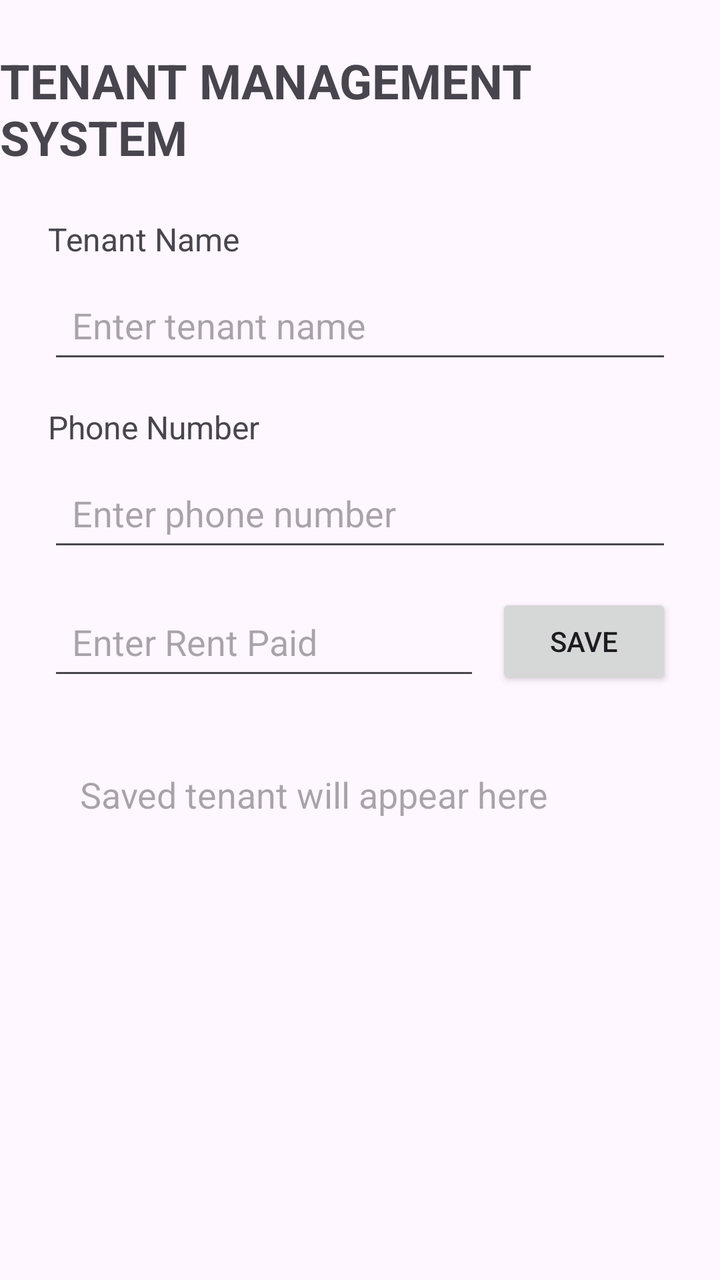
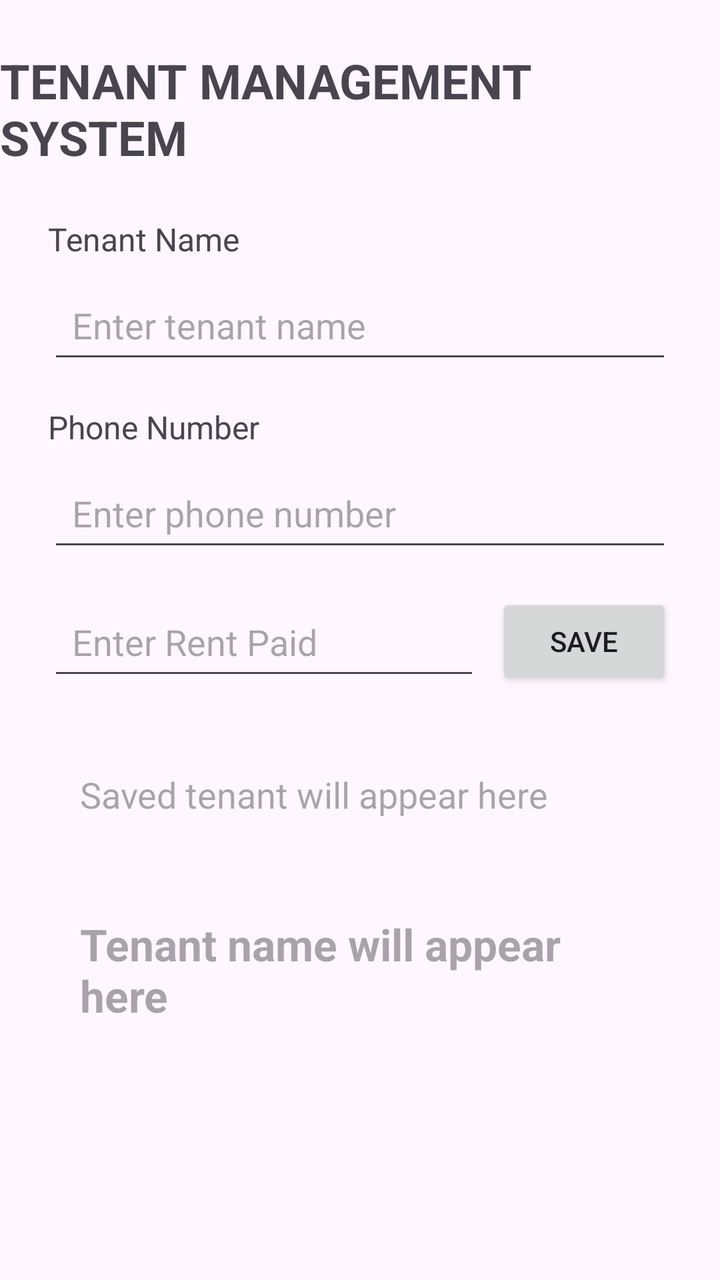

The first picture is an Android layout as it rendered before a commit; the second is the same layout after the commit. The layout source and the unified diff follow.
<!-- AndroidManifest.xml: application theme Theme.TenantManagementSystem -->
<!-- res/layout/activity_main.xml -->
<?xml version="1.0" encoding="utf-8"?>
<layout xmlns:android="http://schemas.android.com/apk/res/android"
    xmlns:app="http://schemas.android.com/apk/res-auto">

    <data>

        <variable
            name="tenant"
            type="com.example.tenantmanagementsystemgroupa.Tenant" />

    </data>

    <androidx.constraintlayout.widget.ConstraintLayout
        android:layout_width="match_parent"
        android:layout_height="match_parent">

        <TextView
            android:id="@+id/titleTextView"
            android:layout_width="wrap_content"
            android:layout_height="wrap_content"
            android:layout_marginTop="24dp"
            android:text="TENANT MANAGEMENT SYSTEM"
            android:textSize="24sp"
            android:textStyle="bold"
            app:layout_constraintEnd_toEndOf="parent"
            app:layout_constraintStart_toStartOf="parent"
            app:layout_constraintTop_toTopOf="parent" />

        <TextView
            android:id="@+id/tenantNameLabel"
            android:layout_width="wrap_content"
            android:layout_height="wrap_content"
            android:layout_marginStart="24dp"
            android:layout_marginTop="24dp"
            android:text="Tenant Name"
            android:textSize="16sp"
            app:layout_constraintStart_toStartOf="parent"
            app:layout_constraintTop_toBottomOf="@id/titleTextView" />

        <EditText
            android:id="@+id/tenantNameEditText"
            android:layout_width="0dp"
            android:layout_height="wrap_content"
            android:layout_marginStart="24dp"
            android:layout_marginTop="8dp"
            android:layout_marginEnd="24dp"
            android:hint="Enter tenant name"
            android:minHeight="48dp"
            android:padding="12dp"
            app:layout_constraintEnd_toEndOf="parent"
            app:layout_constraintStart_toStartOf="parent"
            app:layout_constraintTop_toBottomOf="@id/tenantNameLabel" />

        <TextView
            android:id="@+id/phoneLabel"
            android:layout_width="wrap_content"
            android:layout_height="wrap_content"
            android:layout_marginStart="24dp"
            android:layout_marginTop="16dp"
            android:text="Phone Number"
            android:textSize="16sp"
            app:layout_constraintStart_toStartOf="parent"
            app:layout_constraintTop_toBottomOf="@id/tenantNameEditText" />

        <EditText
            android:id="@+id/phoneEditText"
            android:layout_width="0dp"
            android:layout_height="wrap_content"
            android:layout_marginStart="24dp"
            android:layout_marginTop="8dp"
            android:layout_marginEnd="24dp"
            android:hint="Enter phone number"
            android:inputType="phone"
            android:minHeight="48dp"
            android:padding="12dp"
            app:layout_constraintEnd_toEndOf="parent"
            app:layout_constraintStart_toStartOf="parent"
            app:layout_constraintTop_toBottomOf="@id/phoneLabel" />

        <EditText
            android:id="@+id/rentEditText"
            android:layout_width="0dp"
            android:layout_height="wrap_content"
            android:layout_marginStart="24dp"
            android:layout_marginTop="16dp"
            android:layout_marginEnd="8dp"
            android:hint="Enter Rent Paid"
            android:inputType="numberDecimal"
            android:minHeight="48dp"
            android:padding="12dp"
            app:layout_constraintEnd_toStartOf="@id/saveButton"
            app:layout_constraintStart_toStartOf="parent"
            app:layout_constraintTop_toBottomOf="@id/phoneEditText" />

        <Button
            android:id="@+id/saveButton"
            android:layout_width="wrap_content"
            android:layout_height="wrap_content"
            android:layout_marginEnd="24dp"
            android:text="SAVE"
            app:layout_constraintEnd_toEndOf="parent"
            app:layout_constraintTop_toTopOf="@id/rentEditText" />

        <TextView
            android:id="@+id/tenantResultTextView"
            android:layout_width="0dp"
            android:layout_height="wrap_content"
            android:layout_margin="24dp"
            android:padding="16dp"
            t="@{tenant.summary()}"
            android:hint="Saved tenant will appear here"
            android:textSize="18sp"
            app:layout_constraintEnd_toEndOf="parent"
            app:layout_constraintStart_toStartOf="parent"
            app:layout_constraintTop_toBottomOf="@id/rentEditText" />
    </androidx.constraintlayout.widget.ConstraintLayout>
</layout>
<!-- resources referenced by this layout -->
<resources>
  <style name="Theme.TenantManagementSystem" parent="Base.Theme.TenantManagementSystem" />
  <style name="Base.Theme.TenantManagementSystem" parent="Theme.Material3.DayNight.NoActionBar">
          
          
      </style>
</resources>

<!-- the commit's change to res/layout/activity_main.xml (unified diff, before → after) -->
@@ -6,7 +6,7 @@
 
         <variable
             name="tenant"
-            type="com.example.tenantmanagementsystemgroupa.Tenant" />
+            type="com.example.tenantmanagementsystem.Tenant" />
 
     </data>
 
@@ -106,12 +106,28 @@
             android:layout_width="0dp"
             android:layout_height="wrap_content"
             android:layout_margin="24dp"
+            android:hint="Saved tenant will appear here"
             android:padding="16dp"
-            t="@{tenant.summary()}"
-            android:hint="Saved tenant will appear here"
+            android:text="@{tenant.summary()}"
             android:textSize="18sp"
             app:layout_constraintEnd_toEndOf="parent"
             app:layout_constraintStart_toStartOf="parent"
             app:layout_constraintTop_toBottomOf="@id/rentEditText" />
+
+        <TextView
+            android:id="@+id/tenantNameResultTextView"
+            android:layout_width="0dp"
+            android:layout_height="wrap_content"
+            android:layout_marginStart="24dp"
+            android:layout_marginTop="16dp"
+            android:layout_marginEnd="24dp"
+            android:hint="Tenant name will appear here"
+            android:padding="16dp"
+            android:text="@{tenant.name}"
+            android:textSize="22sp"
+            android:textStyle="bold"
+            app:layout_constraintEnd_toEndOf="parent"
+            app:layout_constraintStart_toStartOf="parent"
+            app:layout_constraintTop_toBottomOf="@id/tenantResultTextView" />
     </androidx.constraintlayout.widget.ConstraintLayout>
 </layout>
